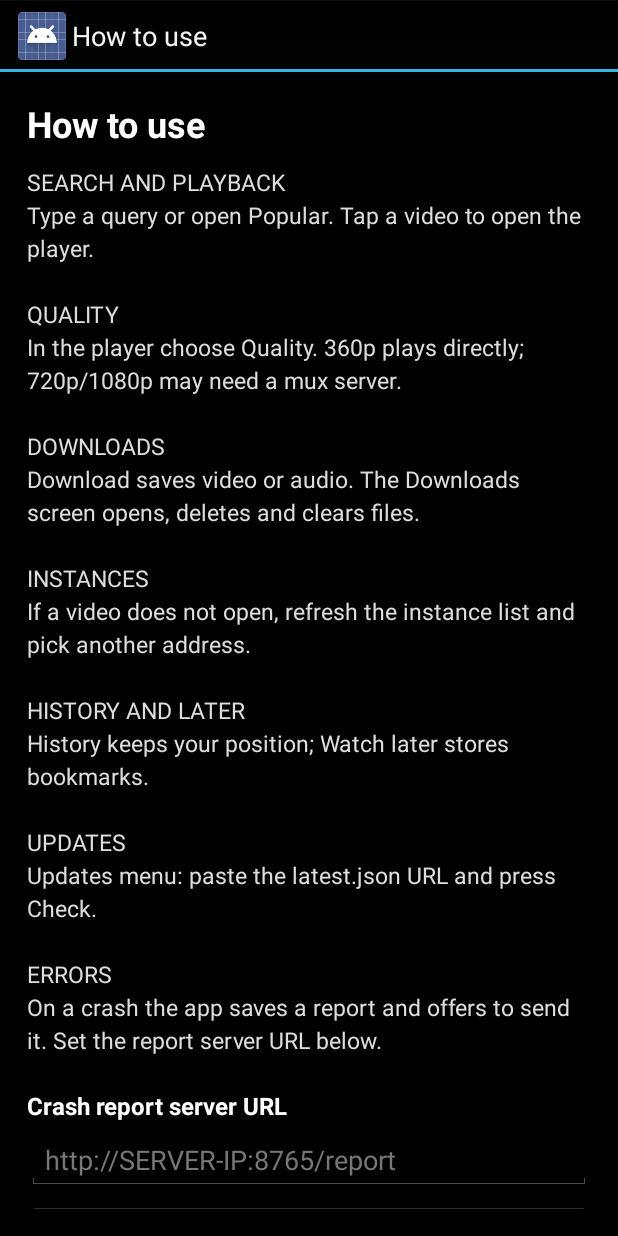
After one commit to Artem777g/CrimTube, an Android app: the HelpActivity screen opened directly, with no data from a screen before it, on a phone screen of 412 x 824 dp. The commit adds this screen. Run offline under Robolectric (Android 15) with nearby library versions, the phone set to English and light mode, and no system bars; network calls fail.

Commit message:
Add help screen and crash reporting

```diff
--- a/android/app/build.gradle
+++ b/android/app/build.gradle
@@ -8,7 +8,7 @@ android {
         minSdkVersion 3
         //noinspection OldTargetApi
         targetSdkVersion 25
-        versionCode 37
+        versionCode 38
         versionName "0.3.1"
         setProperty("archivesBaseName", "CrimTube-$versionName") //e.g. CrimTube-0.1.0-release.apk
     }
--- a/android/app/src/main/AndroidManifest.xml
+++ b/android/app/src/main/AndroidManifest.xml
@@ -44,6 +44,11 @@
                 <category android:name="android.intent.category.LAUNCHER" />
             </intent-filter>
         </activity>
+        <activity android:name=".HelpActivity"
+            android:label="@string/help" />
+        <activity android:name=".CrashActivity"
+            android:label="@string/crash_title"
+            android:excludeFromRecents="true" />
         <activity android:name=".SettingsActivity"
             android:label="@string/settings" />
         <activity android:name=".VideoActivity"
--- /dev/null
+++ b/android/app/src/main/java/io/github/gohoski/notpipe/HelpActivity.java
@@ -0,0 +1,34 @@
+package io.github.gohoski.notpipe;
+
+import android.app.Activity;
+import android.content.SharedPreferences;
+import android.os.Bundle;
+import android.view.View;
+import android.widget.Button;
+import android.widget.EditText;
+import android.widget.Toast;
+
+/**
+ * Created on 18.11.2026.
+ * Краткая инструкция и настройка адреса для отчётов об ошибках.
+ */
+public class HelpActivity extends Activity {
+    @Override
+    protected void onCreate(Bundle savedInstanceState) {
+        super.onCreate(savedInstanceState);
+        setContentView(R.layout.activity_help);
+
+        final SharedPreferences prefs = getSharedPreferences(CrashHandler.PREFS, MODE_PRIVATE);
+        final EditText url = (EditText) findViewById(R.id.help_report_url);
+        url.setText(prefs.getString(CrashHandler.KEY_URL, ""));
+
+        Button save = (Button) findViewById(R.id.help_save);
+        save.setOnClickListener(new View.OnClickListener() {
+            @Override
+            public void onClick(View v) {
+                prefs.edit().putString(CrashHandler.KEY_URL, url.getText().toString().trim()).commit();
+                Toast.makeText(HelpActivity.this, R.string.report_saved, Toast.LENGTH_SHORT).show();
+            }
+        });
+    }
+}
--- a/android/app/src/main/java/io/github/gohoski/notpipe/MainActivity.java
+++ b/android/app/src/main/java/io/github/gohoski/notpipe/MainActivity.java
@@ -395,6 +395,9 @@ public class MainActivity extends Activity implements InstancesUpdater.OnInstanc
             startActivity(new Intent(this, SettingsActivity.class));
             finish();
             return true;
+        } else if (item.getItemId() == R.id.menu_help) {
+            startActivity(new Intent(this, HelpActivity.class));
+            return true;
         } else if (item.getItemId() == R.id.menu_updates) {
             UpdateChecker.showSettingsDialog(this);
             return true;
--- a/android/app/src/main/java/io/github/gohoski/notpipe/NotPipe.java
+++ b/android/app/src/main/java/io/github/gohoski/notpipe/NotPipe.java
@@ -20,6 +20,7 @@ public class NotPipe extends Application {
     public void onCreate() {
         super.onCreate();
         appContext = this;
+        CrashHandler.install(this);
         // Let's initialize our one-time stuffs here :3
         // Initialize ConfigManager first (Manager depends on it)
         ConfigManager.init(this);
--- /dev/null
+++ b/android/app/src/main/res/layout/activity_help.xml
@@ -0,0 +1,57 @@
+<?xml version="1.0" encoding="utf-8"?>
+<ScrollView xmlns:android="http://schemas.android.com/apk/res/android"
+    android:layout_width="match_parent"
+    android:layout_height="match_parent"
+    android:background="@color/background"
+    android:padding="18dp">
+
+    <LinearLayout
+        android:layout_width="match_parent"
+        android:layout_height="wrap_content"
+        android:orientation="vertical">
+
+        <TextView
+            android:layout_width="match_parent"
+            android:layout_height="wrap_content"
+            android:text="@string/help"
+            android:textColor="#FFFFFF"
+            android:textSize="24sp"
+            android:textStyle="bold" />
+
+        <TextView
+            android:layout_width="match_parent"
+            android:layout_height="wrap_content"
+            android:layout_marginTop="12dp"
+            android:lineSpacingExtra="4dp"
+            android:text="@string/help_text"
+            android:textColor="#DDDDDD"
+            android:textSize="15sp" />
+
+        <TextView
+            android:layout_width="match_parent"
+            android:layout_height="wrap_content"
+            android:layout_marginTop="22dp"
+            android:text="@string/report_url"
+            android:textColor="#FFFFFF"
+            android:textSize="16sp"
+            android:textStyle="bold" />
+
+        <EditText
+            android:id="@+id/help_report_url"
+            android:layout_width="match_parent"
+            android:layout_height="wrap_content"
+            android:layout_marginTop="6dp"
+            android:hint="@string/report_url_hint"
+            android:inputType="textUri"
+            android:singleLine="true"
+            android:textColor="#FFFFFF"
+            android:textColorHint="#777777" />
+
+        <Button
+            android:id="@+id/help_save"
+            android:layout_width="match_parent"
+            android:layout_height="wrap_content"
+            android:layout_marginTop="8dp"
+            android:text="@string/save" />
+    </LinearLayout>
+</ScrollView>
--- a/android/app/src/main/res/menu/menu_main.xml
+++ b/android/app/src/main/res/menu/menu_main.xml
@@ -25,6 +25,10 @@
         android:title="@string/updates"
         android:icon="@android:drawable/ic_menu_rotate"/>
     <item
+        android:id="@+id/menu_help"
+        android:title="@string/help"
+        android:icon="@android:drawable/ic_menu_help"/>
+    <item
         android:id="@+id/menu_settings"
         android:title="@string/settings"
         android:icon="@android:drawable/ic_menu_preferences"/>
--- a/android/app/src/main/res/values/strings.xml
+++ b/android/app/src/main/res/values/strings.xml
@@ -241,4 +241,16 @@
     <string name="contact_email">Contact: %s</string>
     <string name="tv_search">Search</string>
     <string name="tv_search_hint">Enter a query</string>
+    <string name="help">How to use</string>
+    <string name="help_text">SEARCH AND PLAYBACK\nType a query or open Popular. Tap a video to open the player.\n\nQUALITY\nIn the player choose Quality. 360p plays directly; 720p/1080p may need a mux server.\n\nDOWNLOADS\nDownload saves video or audio. The Downloads screen opens, deletes and clears files.\n\nINSTANCES\nIf a video does not open, refresh the instance list and pick another address.\n\nHISTORY AND LATER\nHistory keeps your position; Watch later stores bookmarks.\n\nUPDATES\nUpdates menu: paste the latest.json URL and press Check.\n\nERRORS\nOn a crash the app saves a report and offers to send it. Set the report server URL below.</string>
+    <string name="report_url">Crash report server URL</string>
+    <string name="report_url_hint">http://SERVER-IP:8765/report</string>
+    <string name="save">Save</string>
+    <string name="crash_title">CrimTube crashed</string>
+    <string name="send_report">Send</string>
+    <string name="send_email">Email</string>
+    <string name="close">Close</string>
+    <string name="report_sent">Report sent</string>
+    <string name="report_failed">Could not send report</string>
+    <string name="report_saved">URL saved</string>
 </resources>
```
Also changed, not shown: android/app/src/main/java/io/github/gohoski/notpipe/CrashActivity.java (added, +139 -0 lines), android/app/src/main/java/io/github/gohoski/notpipe/CrashHandler.java (added, +84 -0 lines), android/app/src/main/res/layout/activity_crash.xml (added, +74 -0 lines), 9 other files.
